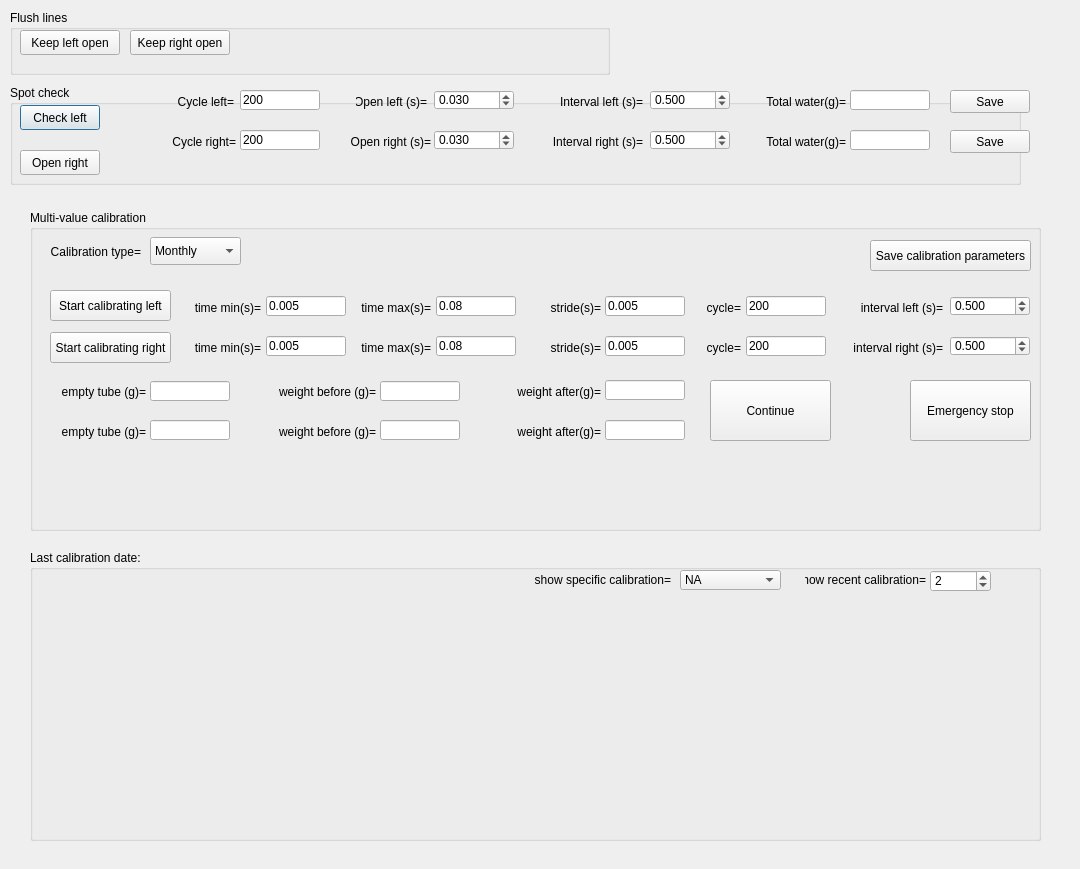
Before: the Qt Designer form src/foraging_gui/Calibration.ui in AllenNeuralDynamics/dynamic-foraging-task, drawn with Qt 5.
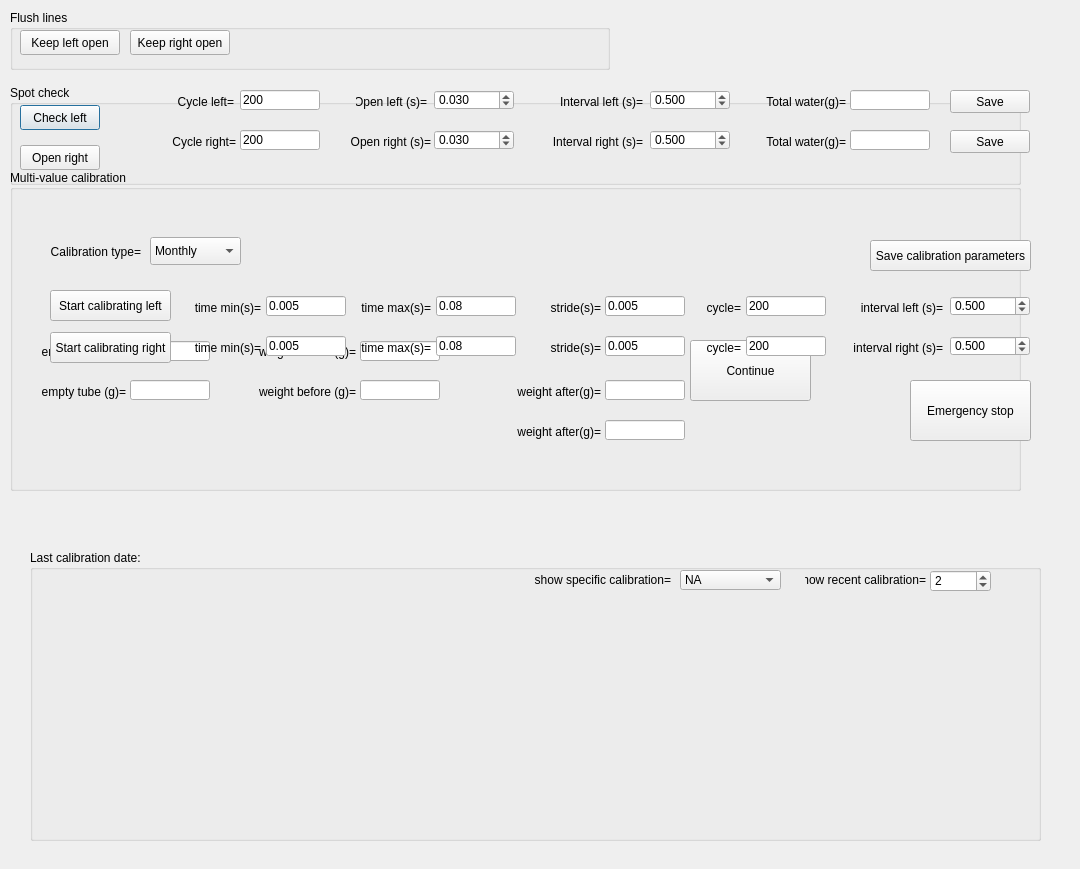
After: the same form once the commit is applied.

```diff
--- a/src/foraging_gui/Calibration.ui
+++ b/src/foraging_gui/Calibration.ui
@@ -249,7 +249,7 @@
    <property name="geometry">
     <rect>
      <x>20</x>
-     <y>150</y>
+     <y>145</y>
      <width>80</width>
      <height>25</height>
     </rect>
@@ -993,7 +993,7 @@
      <x>10</x>
      <y>10</y>
      <width>600</width>
-     <height>65</height>
+     <height>60</height>
     </rect>
    </property>
    <property name="title">
@@ -1016,8 +1016,8 @@
   <widget class="QGroupBox" name="groupBox_2">
    <property name="geometry">
     <rect>
-     <x>30</x>
-     <y>210</y>
+     <x>10</x>
+     <y>170</y>
      <width>1011</width>
      <height>321</height>
     </rect>
```
